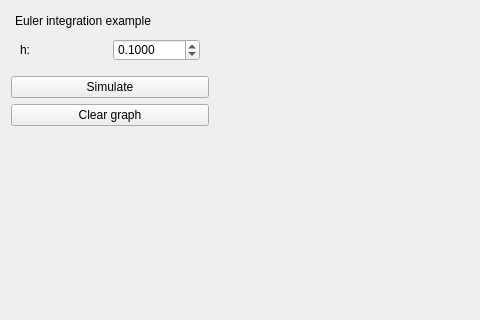
Above: mapclientplugins/eulerintegration1step/qt/eulerintegrationwidget.ui from mapclient-plugins/mapclientplugins.eulerintegration1step before the change; both pictures show x 0 to 480 and y 0 to 320 of the 819 by 567 pixel window. Below: the same form after it.
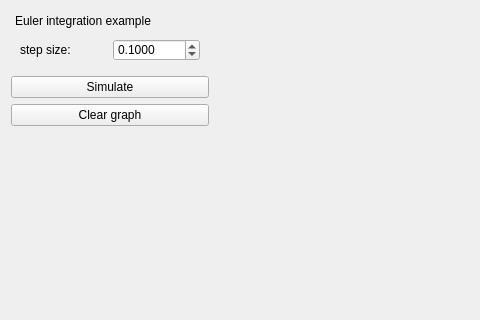
That is the form after the change.

Commit message: update GUI label for the step size

```diff
--- a/mapclientplugins/eulerintegration1step/qt/eulerintegrationwidget.ui
+++ b/mapclientplugins/eulerintegration1step/qt/eulerintegrationwidget.ui
@@ -70,7 +70,7 @@
             <item alignment="Qt::AlignLeft">
              <widget class="QLabel" name="label">
               <property name="text">
-               <string>h:</string>
+               <string>step size:</string>
               </property>
              </widget>
             </item>
```
Left out of the diff: 3 changed lines with no effect on the pictures. The commit also changes 1 other file.
